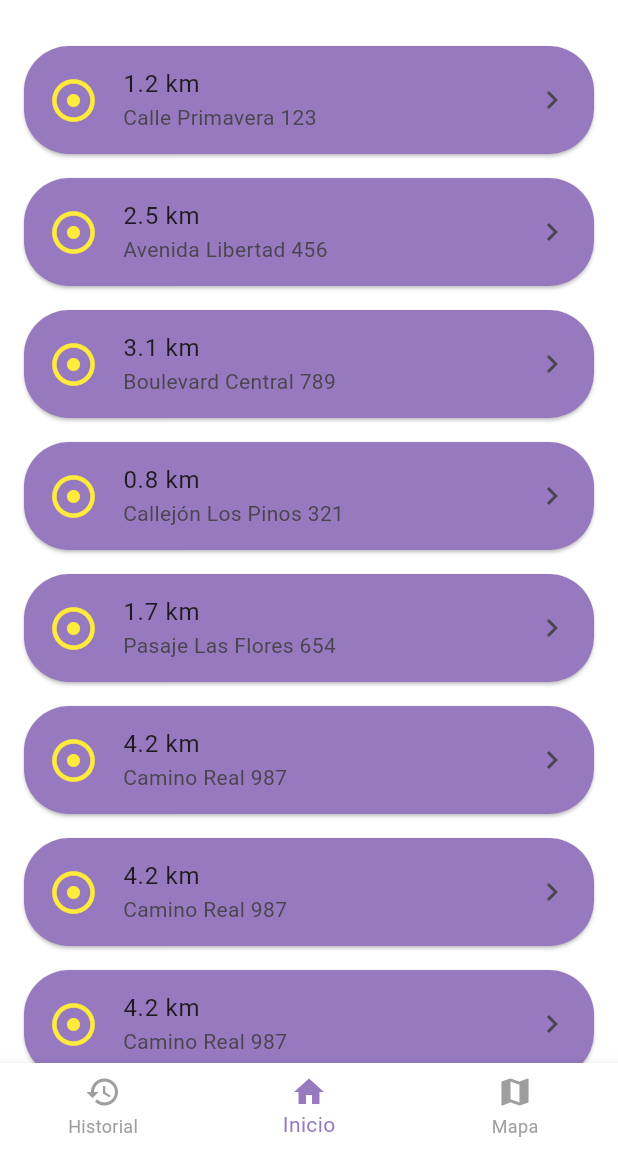
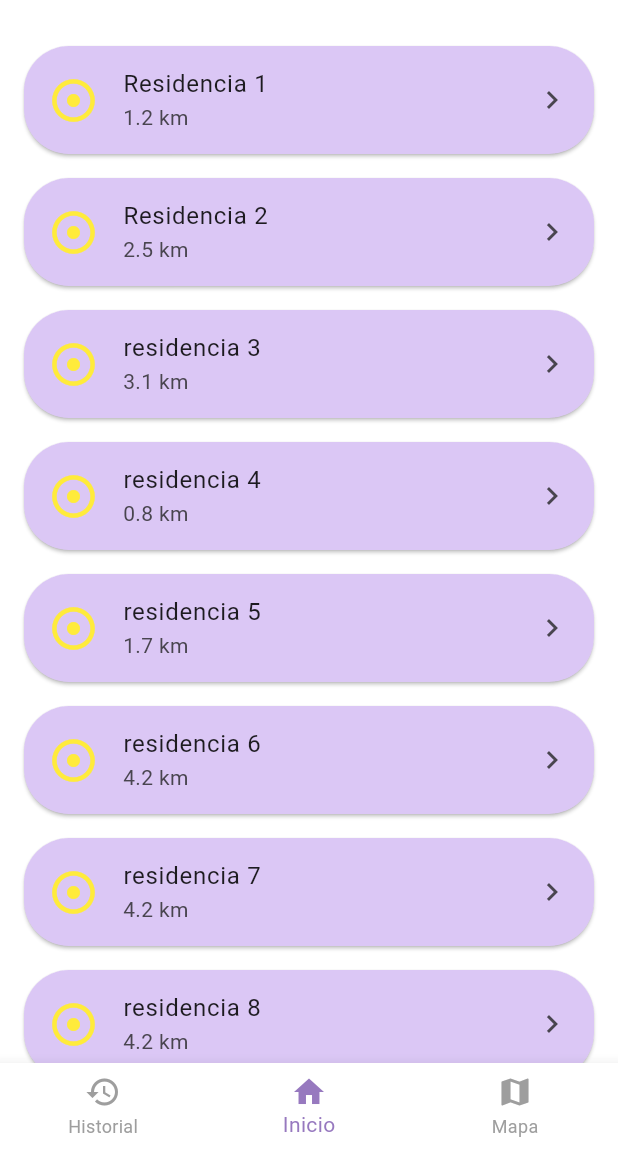
Before and after one commit to Bxnj1ta/Residencias, a Flutter app: the screen it shows after launch, after a tap on "Iniciar Sesión", on a phone screen of 412 x 824 dp, the part 86-1236 px from its top. Run offline on Flutter 3.47's test engine with Material 3 defaults, Android fonts, the phone set to English and light mode, and no system bars; our stand-ins replace geolocator, google_maps_flutter; network calls fail.

Commit message:
Nuevo mock residencias hasta tener backend

```diff
--- /dev/null
+++ b/lib/mocks/mock_residencias.dart
@@ -0,0 +1,76 @@
+//SE DEBE BORRAR DISTANCIA
+
+final List<Map<String, dynamic>> mockResidencias = [
+  {
+    "id": 111,
+    "nombre": "Residencia 1",
+    "direccion": "Calle A #123",
+    "lat": -33.42899596214173,
+    "lng": -70.61068329975218,
+    "distancia": "1.2 km"
+  },
+  {
+    "id": 222,
+    "nombre": "Residencia 2",
+    "direccion": "Calle B #456",
+    "lat": -33.42844854972026,
+    "lng": -70.6134945687025,
+    "distancia": "2.5 km"
+  },
+  {
+    "id": 333,
+    "nombre": "residencia 3",
+    "direccion": "Boulevard Central 789",
+    "lat": -33.423,
+    "lng": -70.617,
+    "distancia": "3.1 km"
+  },
+  {
+    "id": 444,
+    "nombre": "residencia 4",
+    "direccion": "Callejón Los Pinos 321",
+    "lat": -33.429,
+    "lng": -70.611,
+    "distancia": "0.8 km"
+  },
+  {
+    "id": 555,
+    "nombre": "residencia 5",
+    "direccion": "Pasaje Las Flores 654",
+    "lat": -33.430,
+    "lng": -70.612,
+    "distancia": "1.7 km"
+  },
+  {
+    "id": 666,
+    "nombre": "residencia 6",
+    "direccion": "Camino Real 987",
+    "lat": -33.431,
+    "lng": -70.613,
+    "distancia": "4.2 km"
+  },
+  {
+    "id": 777,
+    "nombre": "residencia 7",
+    "direccion": "Camino Real 987",
+    "lat": -33.432,
+    "lng": -70.614,
+    "distancia": "4.2 km"
+  },
+  {
+    "id": 888,
+    "nombre": "residencia 8",
+    "direccion": "Camino Real 987",
+    "lat": -33.433,
+    "lng": -70.615,
+    "distancia": "4.2 km"
+  },
+  {
+    "id": 999,
+    "nombre": "residencia 9",
+    "direccion": "Camino Real 987",
+    "lat": -33.434,
+    "lng": -70.616,
+    "distancia": "4.2 km"
+  }
+];
--- a/lib/screens/daily/daily_screen.dart
+++ b/lib/screens/daily/daily_screen.dart
@@ -1,22 +1,14 @@
 import 'package:flutter/material.dart';
 import 'package:residencias/widgets/widgets.dart';
+import 'package:residencias/mocks/mock_residencias.dart';
 
 class DailyScreen extends StatelessWidget {
   const DailyScreen({super.key});
 
   @override
   Widget build(BuildContext context) {
-    final residencias = [
-      {'distancia': '1.2 km', 'direccion': 'Calle Primavera 123'},
-      {'distancia': '2.5 km', 'direccion': 'Avenida Libertad 456'},
-      {'distancia': '3.1 km', 'direccion': 'Boulevard Central 789'},
-      {'distancia': '0.8 km', 'direccion': 'Callejón Los Pinos 321'},
-      {'distancia': '1.7 km', 'direccion': 'Pasaje Las Flores 654'},
-      {'distancia': '4.2 km', 'direccion': 'Camino Real 987'},
-      {'distancia': '4.2 km', 'direccion': 'Camino Real 987'},
-      {'distancia': '4.2 km', 'direccion': 'Camino Real 987'},
-      {'distancia': '4.2 km', 'direccion': 'Camino Real 987'},
-    ];
+
+    final List<Map<String, dynamic>> residencias = mockResidencias;
 
     return Scaffold(
       appBar: const CustomAppBar(titulo: 'Residencias del Día'),
@@ -27,7 +19,7 @@ class DailyScreen extends StatelessWidget {
               itemCount: residencias.length,
               itemBuilder: (context, index) {
                 return Card(
-                  color: const Color.fromARGB(255, 151, 121, 191),
+                  color: const Color.fromARGB(255, 219, 199, 245),
                   margin:
                       const EdgeInsets.symmetric(horizontal: 16, vertical: 8),
                   shape: RoundedRectangleBorder(
@@ -37,12 +29,12 @@ class DailyScreen extends StatelessWidget {
                         //Color amarillo para estados "en proceso", rojo para estados "pendiente"
                         size: 34,
                         color: Colors.yellow),
-                    title: Text(residencias[index]['distancia']!),
-                    subtitle: Text(residencias[index]['direccion']!),
+                    title: Text(residencias[index]['nombre']!),
+                    subtitle: Text(residencias[index]['distancia']!),
                     trailing: const Icon(Icons.chevron_right),
                     contentPadding: const EdgeInsets.symmetric(horizontal: 16),
                     onTap: () {
-                      Navigator.pushNamed(context, 'detalle');
+                      Navigator.pushNamed(context, 'detalle', arguments: residencias[index]);
                     },
                   ),
                 );
```
Also changed, not shown: lib/widgets/google_maps.dart (added, +98 -0 lines).
